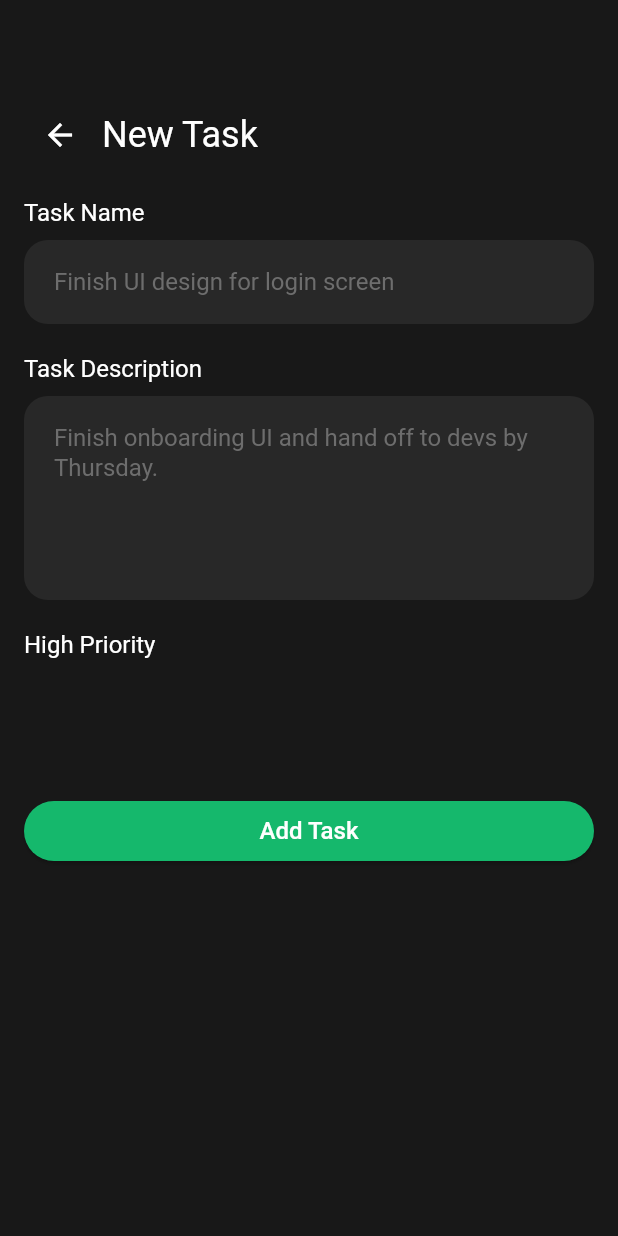
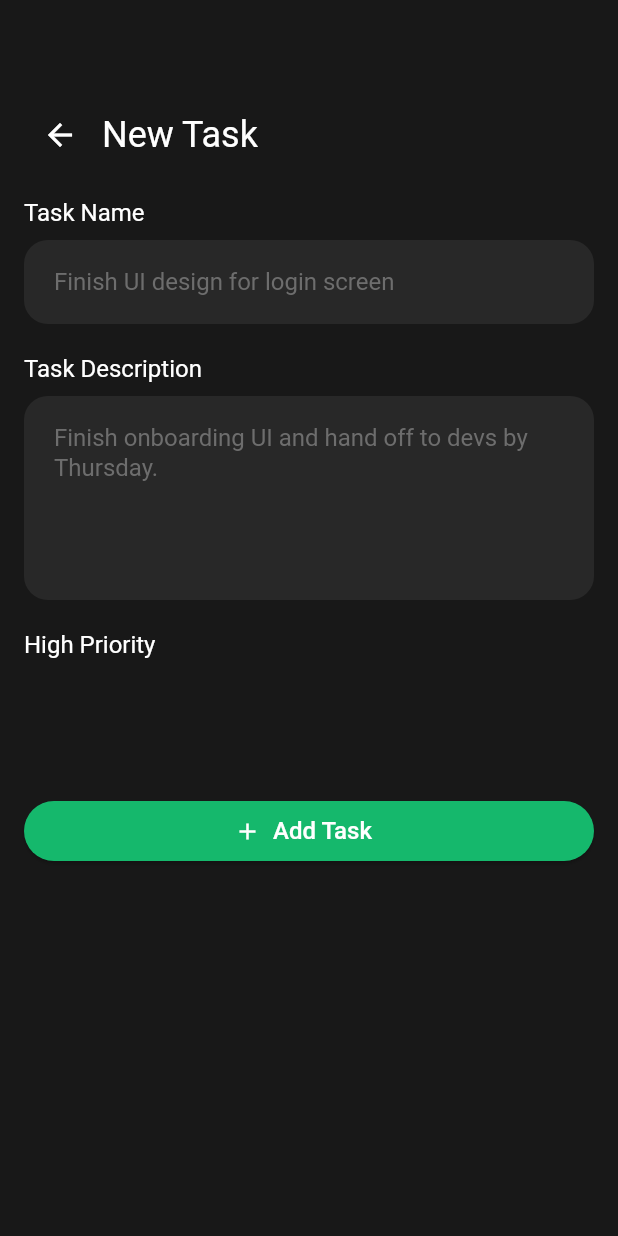
Before and after one commit to MonicaSaeed/Flutter-Tasky-Project, a Flutter app: the AddTaskScreen screen opened directly, on a phone screen of 412 x 824 dp. Run offline on Flutter 3.47's test engine with Material 3 defaults, Android fonts, the phone set to English and light mode, and no system bars; our stand-ins replace flutter_svg.

Commit message:
add icons on ElevatedButton

```diff
--- a/tasky_project/lib/add_task_screen.dart
+++ b/tasky_project/lib/add_task_screen.dart
@@ -54,11 +54,12 @@ class AddTaskScreen extends StatelessWidget {
               ],
             ),
             SizedBox(height: 90),
-            ElevatedButton(
+            ElevatedButton.icon(
+              icon: Icon(Icons.add, size: 18),
               onPressed: () {
                 // Add task logic here
               },
-              child: Text('Add Task'),
+              label: Text('Add Task'),
             ),
           ],
         ),
--- a/tasky_project/lib/tasks_screen.dart
+++ b/tasky_project/lib/tasks_screen.dart
@@ -78,7 +78,8 @@ class TasksScreen extends StatelessWidget {
             Row(
               mainAxisAlignment: MainAxisAlignment.end,
               children: [
-                ElevatedButton(
+                ElevatedButton.icon(
+                  icon: Icon(Icons.add, size: 18),
                   onPressed: () {
                     Navigator.push(
                       context,
@@ -87,7 +88,7 @@ class TasksScreen extends StatelessWidget {
                       ),
                     );
                   },
-                  child: Text('Add Task'),
+                  label: Text('Add Task'),
                   style: ElevatedButton.styleFrom(
                     fixedSize: Size(160, 40),
                   ),
```
